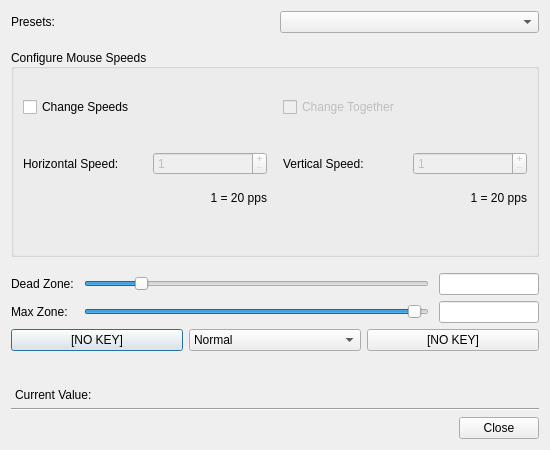
AntiMicroX/antimicrox, file src/axiseditdialog.ui: the form before one commit.
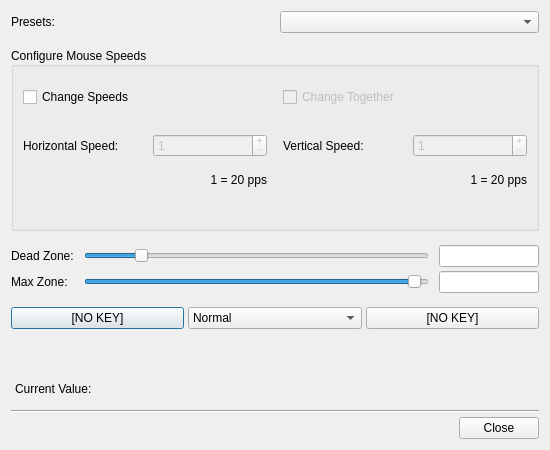
The form after the commit. Custom widgets are drawn as their Qt base class.

What changed in the file:
```diff
--- a/src/axiseditdialog.ui
+++ b/src/axiseditdialog.ui
@@ -38,6 +38,9 @@
    <bool>true</bool>
   </property>
   <layout class="QVBoxLayout" name="verticalLayout_4">
+   <property name="spacing">
+    <number>4</number>
+   </property>
    <item>
     <layout class="QHBoxLayout" name="horizontalLayout_2" stretch="0,0">
      <property name="spacing">
@@ -362,6 +365,9 @@
      <property name="topMargin">
       <number>10</number>
      </property>
+     <property name="bottomMargin">
+      <number>10</number>
+     </property>
      <property name="horizontalSpacing">
       <number>10</number>
      </property>
@@ -568,6 +574,22 @@
      </item>
     </layout>
    </item>
+   <item>
+    <spacer name="verticalSpacer_4">
+     <property name="orientation">
+      <enum>Qt::Vertical</enum>
+     </property>
+     <property name="sizeType">
+      <enum>QSizePolicy::Fixed</enum>
+     </property>
+     <property name="sizeHint" stdset="0">
+      <size>
+       <width>20</width>
+       <height>10</height>
+      </size>
+     </property>
+    </spacer>
+   </item>
    <item>
     <widget class="AxisValueBox" name="axisstatusBox" native="true">
      <property name="sizePolicy">
@@ -591,9 +613,30 @@
     </widget>
    </item>
    <item>
-    <widget class="QLabel" name="joyValueLabel">
+    <spacer name="verticalSpacer_5">
+     <property name="orientation">
+      <enum>Qt::Vertical</enum>
+     </property>
+     <property name="sizeType">
+      <enum>QSizePolicy::Fixed</enum>
+     </property>
+     <property name="sizeHint" stdset="0">
+      <size>
+       <width>20</width>
+       <height>10</height>
+      </size>
+     </property>
+    </spacer>
+   </item>
+   <item>
+    <layout class="QHBoxLayout" name="horizontalLayout_7">
+     <property name="spacing">
+      <number>10</number>
+     </property>
+     <item>
+      <widget class="QLabel" name="joyValueHeaderLabel">
      <property name="sizePolicy">
-      <sizepolicy hsizetype="MinimumExpanding" vsizetype="Fixed">
+        <sizepolicy hsizetype="Fixed" vsizetype="Fixed">
        <horstretch>0</horstretch>
        <verstretch>0</verstretch>
       </sizepolicy>
@@ -610,6 +653,37 @@
     </widget>
    </item>
    <item>
+      <widget class="QLabel" name="joyValueLabel">
+       <property name="sizePolicy">
+        <sizepolicy hsizetype="Preferred" vsizetype="Fixed">
+         <horstretch>0</horstretch>
+         <verstretch>0</verstretch>
+        </sizepolicy>
+       </property>
+       <property name="text">
+        <string/>
+       </property>
+      </widget>
+     </item>
+    </layout>
+   </item>
+   <item>
+    <spacer name="verticalSpacer_3">
+     <property name="orientation">
+      <enum>Qt::Vertical</enum>
+     </property>
+     <property name="sizeType">
+      <enum>QSizePolicy::Fixed</enum>
+     </property>
+     <property name="sizeHint" stdset="0">
+      <size>
+       <width>20</width>
+       <height>10</height>
+      </size>
+     </property>
+    </spacer>
+   </item>
+   <item>
     <widget class="Line" name="line">
      <property name="orientation">
       <enum>Qt::Horizontal</enum>
```
Left out of the diff: 4 changed lines with no effect on the pictures. Lines whose indentation alone changed are shown as unchanged.
